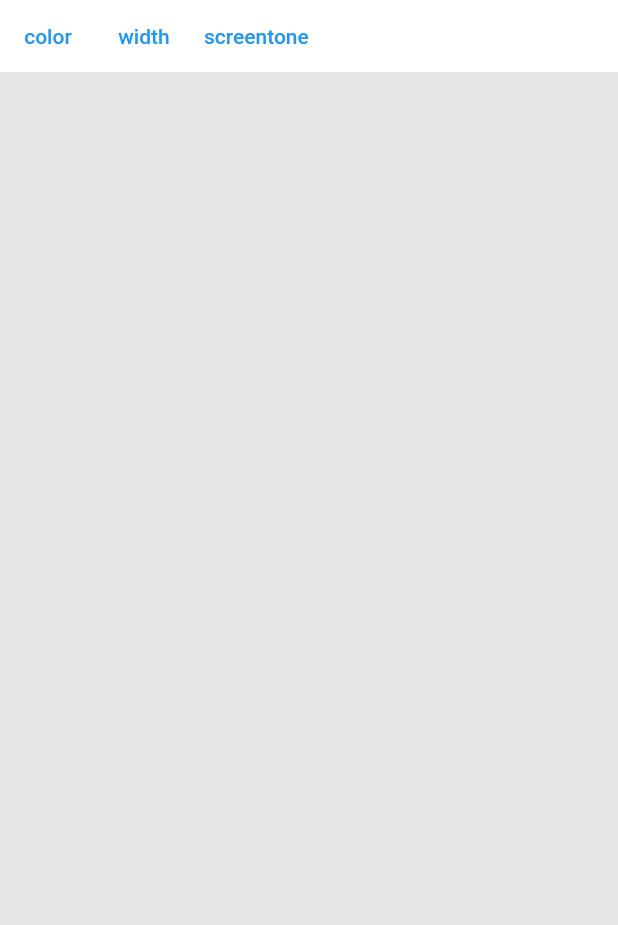
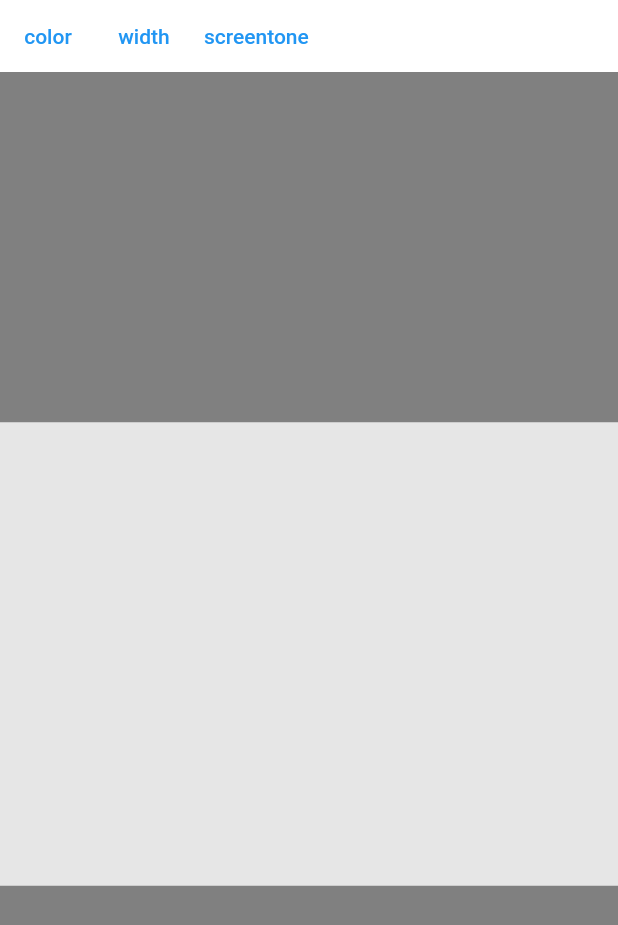
Before and after one commit to satochibi/mng_draw, a Flutter app: the screen it shows after launch, on a phone screen of 412 x 824 dp. Shown: the top 925 px of the screen. Run offline on Flutter 3.47's test engine with Material 2 defaults, Android fonts, the phone set to English and light mode, and no system bars.

Commit message:
アス比4:3で中央に表示&CustomPainterをクリップ

```diff
--- a/lib/art_board.dart
+++ b/lib/art_board.dart
@@ -1,5 +1,6 @@
 import 'dart:ui' as ui;
 import 'package:flutter/material.dart';
+import 'package:mng_draw/memo_model.dart';
 import 'package:mng_draw/paint_colors.dart';
 import 'package:provider/provider.dart';
 import 'package:mng_draw/pen_model.dart';
@@ -13,17 +14,31 @@ class ArtBoard extends StatelessWidget {
   Widget build(BuildContext context) {
     final pen = Provider.of<PenModel>(context);
     final strokes = Provider.of<StrokesModel>(context);
+    final memoModel = Provider.of<MemoModel>(context);
 
     return FutureBuilder(
       future: strokes.screentoneImage(),
       builder: (context, snapshot) {
-        return FakeDevicePixelRatio(
-          fakeDevicePixelRatio: 1.0,
-          child: GestureDetector(
-            onPanDown: (details) => strokes.add(pen, details.localPosition),
-            onPanUpdate: (details) => strokes.update(details.localPosition),
-            child: CustomPaint(
-              painter: _SamplePainter(strokes),
+        return Container(
+          color: PaintColors.outOfRangeBackground,
+          child: Align(
+            alignment: Alignment.center,
+            child: AspectRatio(
+              aspectRatio: memoModel.aspectRatio,
+              child: FakeDevicePixelRatio(
+                fakeDevicePixelRatio: 1.0,
+                child: GestureDetector(
+                  onPanDown: (details) =>
+                      strokes.add(pen, details.localPosition),
+                  onPanUpdate: (details) =>
+                      strokes.update(details.localPosition),
+                  child: ClipRect(
+                    child: CustomPaint(
+                      painter: _SamplePainter(strokes),
+                    ),
+                  ),
+                ),
+              ),
             ),
           ),
         );
--- a/lib/edit_screen.dart
+++ b/lib/edit_screen.dart
@@ -65,7 +65,9 @@ class EditScreen extends StatelessWidget {
                     }),
               ],
             ),
-            const Expanded(child: ArtBoard()),
+            const Expanded(
+              child: ArtBoard(),
+            ),
           ],
         ),
       ),
--- a/lib/main.dart
+++ b/lib/main.dart
@@ -1,5 +1,6 @@
 import 'package:flutter/material.dart';
 import 'package:mng_draw/edit_screen.dart';
+import 'package:mng_draw/memo_model.dart';
 import 'package:provider/provider.dart';
 import 'package:mng_draw/pen_model.dart';
 import 'package:mng_draw/strokes_model.dart';
@@ -16,7 +17,8 @@ class MyApp extends StatelessWidget {
     return MultiProvider(
       providers: [
         ChangeNotifierProvider<PenModel>(create: (_) => PenModel()),
-        ChangeNotifierProvider<StrokesModel>(create: (_) => StrokesModel())
+        ChangeNotifierProvider<StrokesModel>(create: (_) => StrokesModel()),
+        ChangeNotifierProvider<MemoModel>(create: (_) => MemoModel(4, 3))
       ],
       child: MaterialApp(
           home: Container(
--- /dev/null
+++ b/lib/memo_model.dart
@@ -0,0 +1,10 @@
+import 'package:flutter/widgets.dart';
+
+class MemoModel extends ChangeNotifier {
+  int _aspectRatioW = 4;
+  int _aspectRatioH = 3;
+
+  MemoModel(this._aspectRatioW, this._aspectRatioH);
+
+  double get aspectRatio => _aspectRatioW.toDouble() / _aspectRatioH.toDouble();
+}
```
